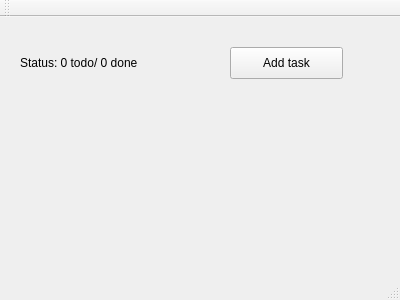
This is mainwindow.ui in tanle8/todo-qt as Qt 5 draws it before an edit. The edited form follows.
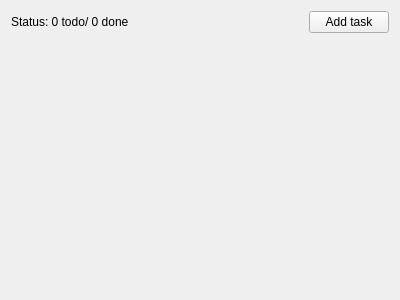
This is the edited form.

What changed in the file:
```diff
--- a/mainwindow.ui
+++ b/mainwindow.ui
@@ -14,52 +14,56 @@
    <string>MainWindow</string>
   </property>
   <widget class="QWidget" name="centralWidget">
+   <layout class="QVBoxLayout" name="verticalLayout_2">
+    <item>
+     <layout class="QHBoxLayout" name="horizontalLayout_2">
+      <item>
    <widget class="QLabel" name="statusLabel">
-    <property name="geometry">
-     <rect>
-      <x>20</x>
-      <y>30</y>
-      <width>151</width>
-      <height>31</height>
-     </rect>
-    </property>
     <property name="text">
      <string>Status: 0 todo/ 0 done</string>
     </property>
    </widget>
+      </item>
+      <item>
+       <spacer name="horizontalSpacer">
+        <property name="orientation">
+         <enum>Qt::Horizontal</enum>
+        </property>
+        <property name="sizeHint" stdset="0">
+         <size>
+          <width>40</width>
+          <height>20</height>
+         </size>
+        </property>
+       </spacer>
+      </item>
+      <item>
    <widget class="QPushButton" name="addTaskButton">
-    <property name="geometry">
-     <rect>
-      <x>230</x>
-      <y>30</y>
-      <width>113</width>
-      <height>32</height>
-     </rect>
-    </property>
     <property name="text">
      <string>Add task</string>
     </property>
    </widget>
-  </widget>
-  <widget class="QMenuBar" name="menuBar">
-   <property name="geometry">
-    <rect>
-     <x>0</x>
-     <y>0</y>
-     <width>400</width>
-     <height>22</height>
-    </rect>
-   </property>
+      </item>
+     </layout>
+    </item>
+    <item>
+     <layout class="QVBoxLayout" name="tasksLayout"/>
+    </item>
+    <item>
+     <spacer name="verticalSpacer">
+      <property name="orientation">
+       <enum>Qt::Vertical</enum>
+      </property>
+      <property name="sizeHint" stdset="0">
+       <size>
+        <width>20</width>
+        <height>40</height>
+       </size>
+      </property>
+     </spacer>
+    </item>
+   </layout>
   </widget>
-  <widget class="QToolBar" name="mainToolBar">
-   <attribute name="toolBarArea">
-    <enum>TopToolBarArea</enum>
-   </attribute>
-   <attribute name="toolBarBreak">
-    <bool>false</bool>
-   </attribute>
-  </widget>
-  <widget class="QStatusBar" name="statusBar"/>
  </widget>
  <layoutdefault spacing="6" margin="11"/>
  <resources/>
```
Left out of the diff: 6 changed lines with no effect on the pictures. Lines whose indentation alone changed are shown as unchanged.
